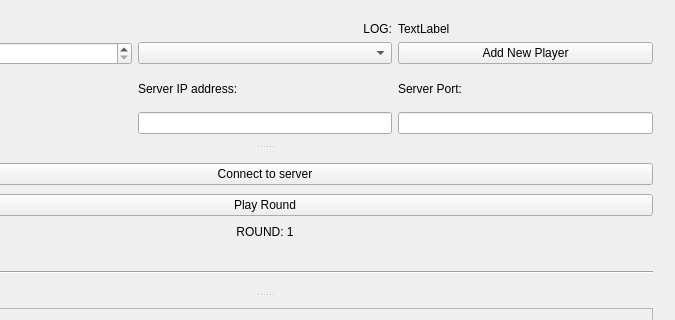
Qt form src/mainwindow.ui (nikpan1/qt-smallboy) before a commit; both pictures show x 145 to 820 and y 0 to 320 of the 820 by 870 pixel window.
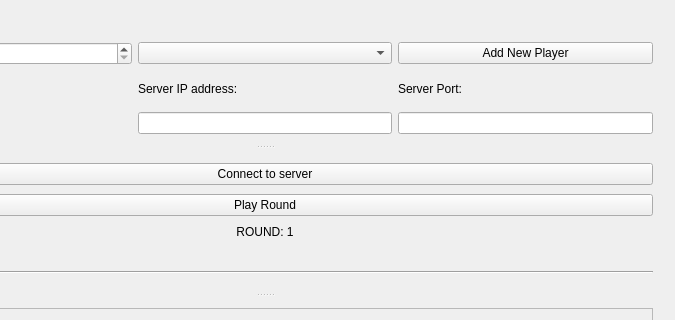
The same form after that commit.

Patch:
```diff
--- a/src/mainwindow.ui
+++ b/src/mainwindow.ui
@@ -45,7 +45,7 @@
         <item row="0" column="2">
          <widget class="QLabel" name="log">
           <property name="text">
-           <string>TextLabel</string>
+           <string/>
           </property>
          </widget>
         </item>
@@ -81,7 +81,7 @@
            <enum>Qt::LeftToRight</enum>
           </property>
           <property name="text">
-           <string>LOG:</string>
+           <string/>
           </property>
           <property name="alignment">
            <set>Qt::AlignRight|Qt::AlignTrailing|Qt::AlignVCenter</set>
```
